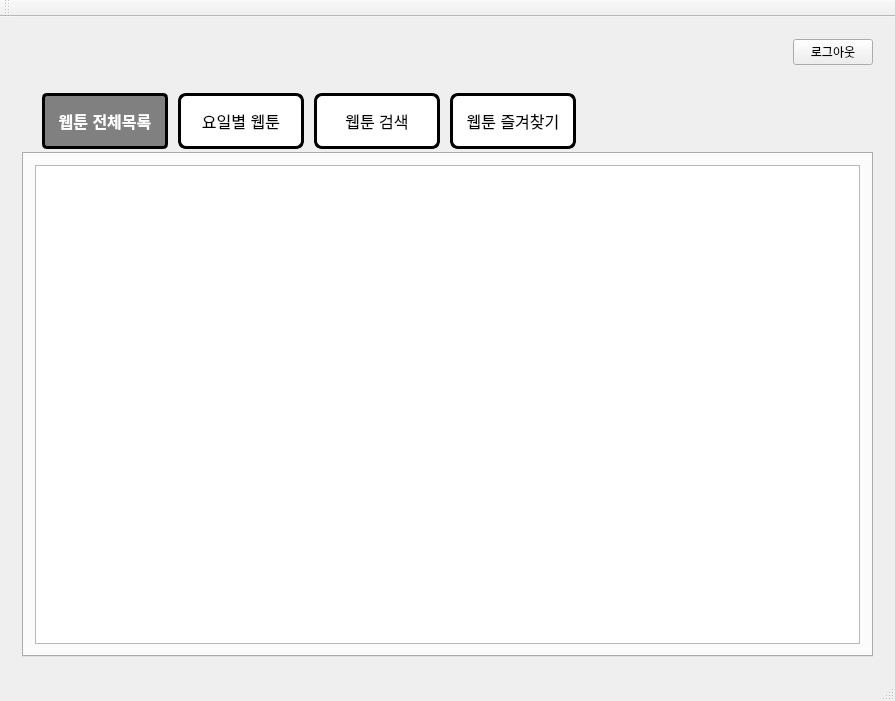
Before: the Qt Designer form project5_webtoon/client/mainwindow.ui in myeonghh/lms4_Project, drawn with Qt 5.
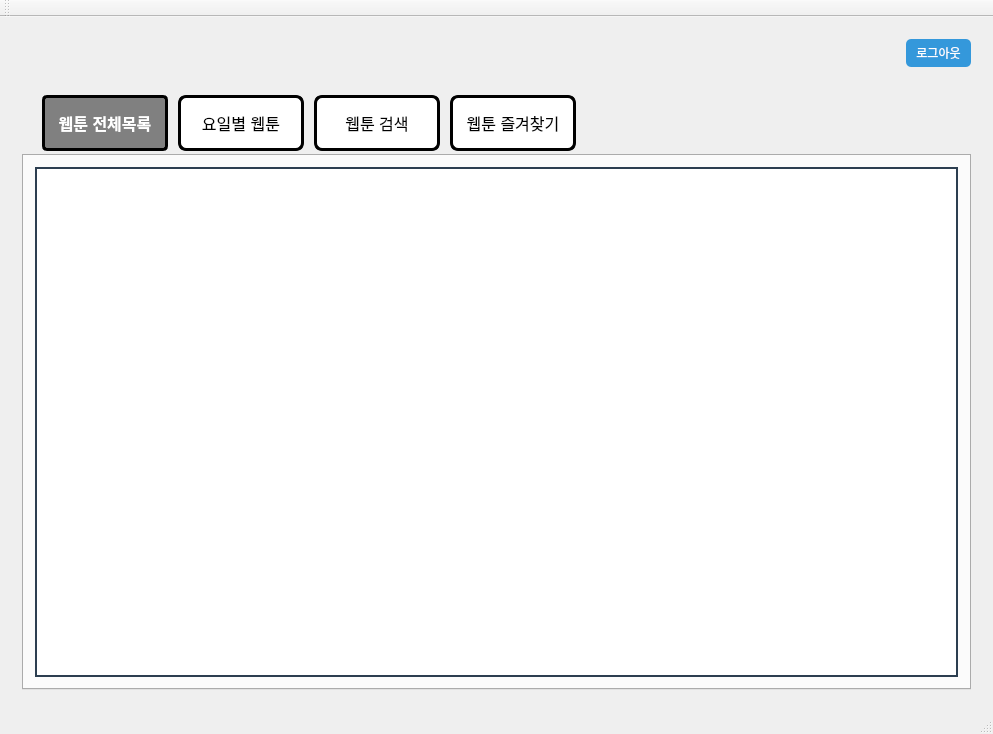
After: the same form once the commit is applied. The open tabs and pages were chosen to show the change.

What changed in the file:
```diff
--- a/project5_webtoon/client/mainwindow.ui
+++ b/project5_webtoon/client/mainwindow.ui
@@ -6,15 +6,40 @@
    <rect>
     <x>0</x>
     <y>0</y>
-    <width>895</width>
-    <height>701</height>
+    <width>993</width>
+    <height>734</height>
    </rect>
   </property>
   <property name="windowTitle">
    <string>QTCPClient</string>
   </property>
   <property name="styleSheet">
-   <string notr="true"/>
+   <string notr="true">QTableView {
+    border: 2px solid #2c3e50; /* 테두리 두께 */
+    gridline-color: #34495e;    /* 셀 구분선 색상 */
+    font-size: 16px;           /* 내부 텍스트 크기 */
+    font-family: Arial;        /* 내부 텍스트 폰트 */
+}
+
+QHeaderView::section {
+    background-color: #3498db; /* 헤더 배경 */
+    color: white;              /* 헤더 글자 색상 */
+    font-size: 18px;           /* 헤더 글자 크기 */
+    font-weight: bold;         /* 헤더 글자 굵기 */
+    padding: 4px;
+    border: 1px solid #2980b9; /* 헤더 테두리 */
+}
+
+QPushButton {
+    background-color: #3498db;
+    color: white;
+    border-radius: 5px;
+    padding: 5px 10px;
+}
+
+QPushButton:hover {
+    background-color: #2980b9;
+}</string>
   </property>
   <widget class="QWidget" name="centralWidget">
    <layout class="QGridLayout" name="gridLayout_2">
@@ -70,8 +95,8 @@
              <widget class="QTableView" name="e_tableView">
               <property name="font">
                <font>
-                <family>Ubuntu</family>
-                <pointsize>13</pointsize>
+                <family>Arial</family>
+                <pointsize>-1</pointsize>
                 <bold>false</bold>
                </font>
               </property>
```
Left out of the diff: 2 changed lines with no effect on the pictures.
